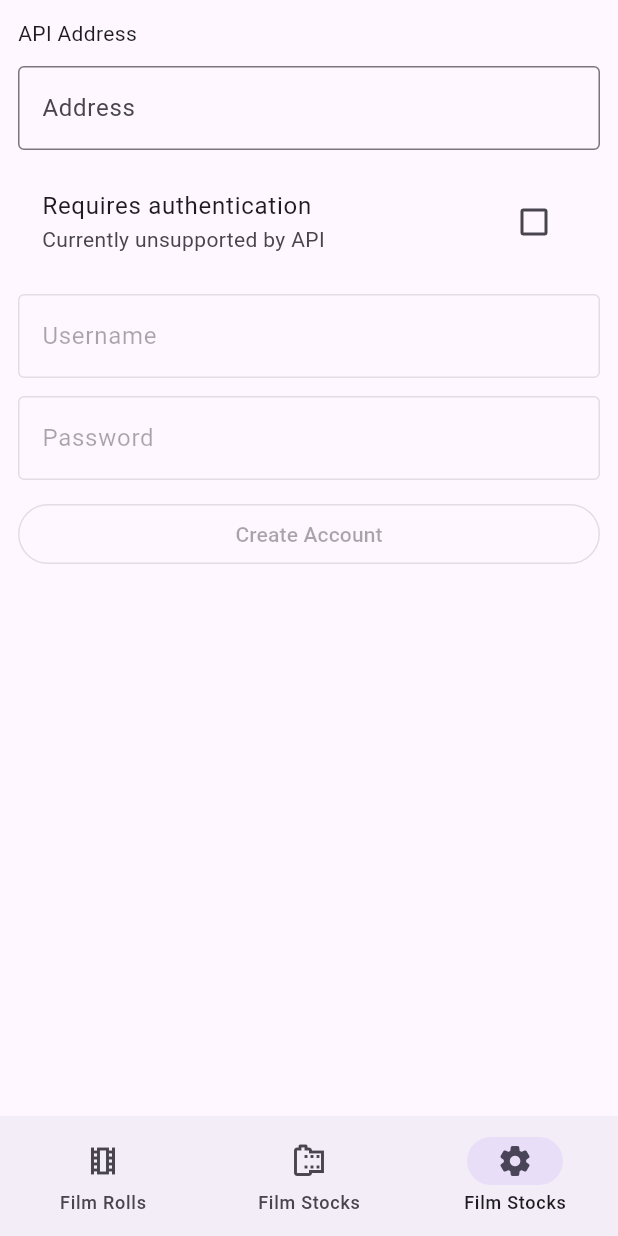
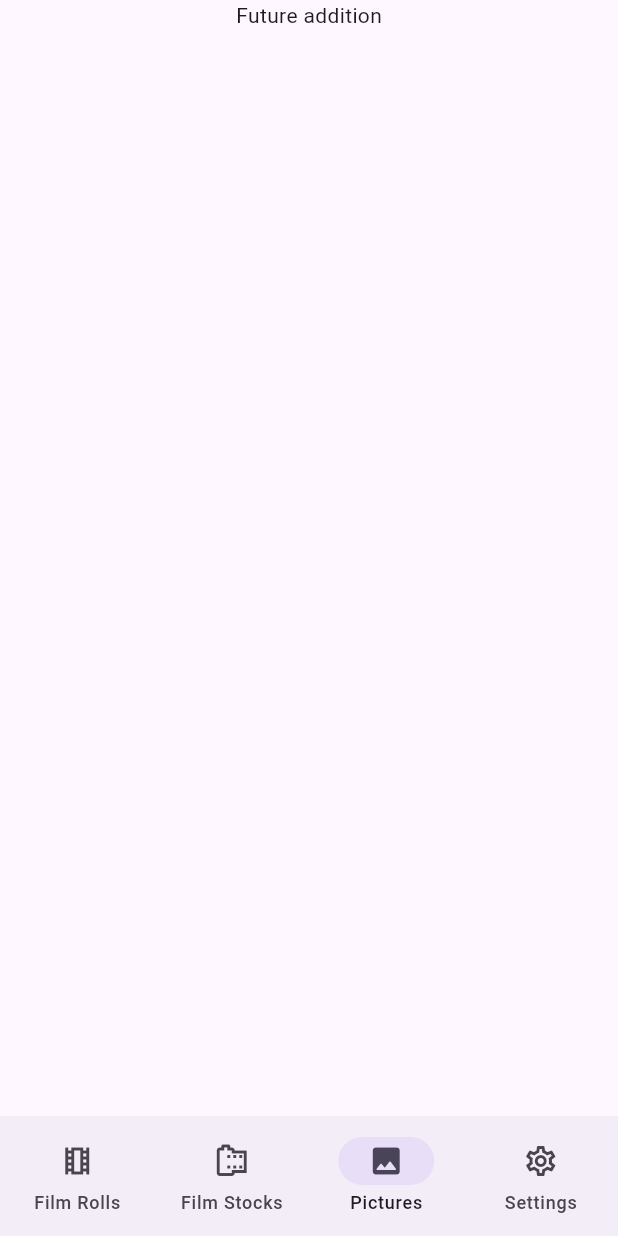
Before and after one commit to C4lopsitta/filmstore-flutter, a Flutter app: the screen it shows after launch, item 3 of the bottom bar chosen, on a phone screen of 412 x 824 dp. Run offline on Flutter 3.47's test engine with Material 3 defaults, Android fonts, the phone set to English and light mode, and no system bars; our stand-ins replace shared_preferences; network calls fail.

```diff
--- a/lib/Entities/FilmStock.dart
+++ b/lib/Entities/FilmStock.dart
@@ -1,3 +1,4 @@
+import 'package:filmstore/routes/details_filmstock.dart';
 import 'package:flutter/material.dart';
 
 enum FilmType {
@@ -85,10 +86,10 @@ class FilmStock{
   }
 
 
-  Widget build() {
+  Widget build(BuildContext context) {
     return GestureDetector(
       onTap: () {
-
+        Navigator.push(context, MaterialPageRoute(builder: (BuildContext context) => FilmStockDetails(stock: this)));
       },
       child: Padding(
         padding: const EdgeInsets.all(12),
--- a/lib/Home.dart
+++ b/lib/Routes/Home.dart
@@ -2,7 +2,7 @@ import 'dart:convert';
 
 import 'package:filmstore/Entities/FilmStock.dart';
 import 'package:flutter/material.dart';
-import './Entities/Filmroll.dart';
+import '../Entities/Filmroll.dart';
 import 'package:http/http.dart' as http;
 
 class Home extends StatefulWidget {
--- /dev/null
+++ b/lib/Routes/Pictures.dart
@@ -0,0 +1,28 @@
+import 'package:flutter/material.dart';
+
+class Pictures extends StatefulWidget {
+
+    @override
+    State<StatefulWidget> createState() => _Pictures();
+}
+
+class _Pictures extends State<Pictures> {
+    @override
+    void initState() {
+        super.initState();
+
+    }
+
+    @override
+    Widget build(BuildContext context) {
+        return Column(
+          mainAxisSize: MainAxisSize.max,
+          children: [
+            SizedBox(height: MediaQuery.of(context).viewPadding.top),
+            const Center(
+              child: Text("Future addition")
+            )
+          ],
+        );
+    }
+}
--- a/lib/Settings.dart
+++ b/lib/Routes/Settings.dart
@@ -3,7 +3,7 @@ import 'package:flutter/cupertino.dart';
 import 'package:flutter/material.dart';
 import 'package:shared_preferences/shared_preferences.dart';
 
-import 'api.dart';
+import '../api.dart';
 
 
 class Settings extends StatefulWidget {
--- a/lib/main.dart
+++ b/lib/main.dart
@@ -1,10 +1,11 @@
-import 'package:filmstore/Settings.dart';
+import 'package:filmstore/Routes/Settings.dart';
 import 'package:filmstore/routes/create_filmroll.dart';
 import 'package:filmstore/routes/create_filmstock.dart';
 import 'package:flutter/material.dart';
 
-import 'Stocks.dart';
-import 'Home.dart';
+import 'Routes/Pictures.dart';
+import 'Routes/Stocks.dart';
+import 'Routes/Home.dart';
 
 void main() {
   runApp(const MyApp());
@@ -64,8 +65,9 @@ class _ApplicationRoot extends State<ApplicationRoot> {
         ) : null,
         body: [
           Home(),
-          Brands(),
-          Settings()
+          Stocks(),
+          Pictures(),
+          const Settings()
         ][currentPageIndex],
 
         bottomNavigationBar: GestureDetector(
@@ -86,10 +88,15 @@ class _ApplicationRoot extends State<ApplicationRoot> {
                 label: "Film Stocks",
               ),
               NavigationDestination(
+                icon: Icon(Icons.image_outlined),
+                selectedIcon: Icon(Icons.image_rounded),
+                label: "Pictures"
+              ),
+              NavigationDestination(
                 icon: Icon(Icons.settings_outlined),
                 selectedIcon: Icon(Icons.settings_rounded),
-                label: "Film Stocks",
-              ),
+                label: "Settings",
+              )
             ],
           ),
         )
```
Also changed, not shown: lib/Routes/Stocks.dart (renamed from lib/Stocks.dart, +18 -9 lines), lib/routes/details_filmstock.dart (added, +46 -0 lines).
